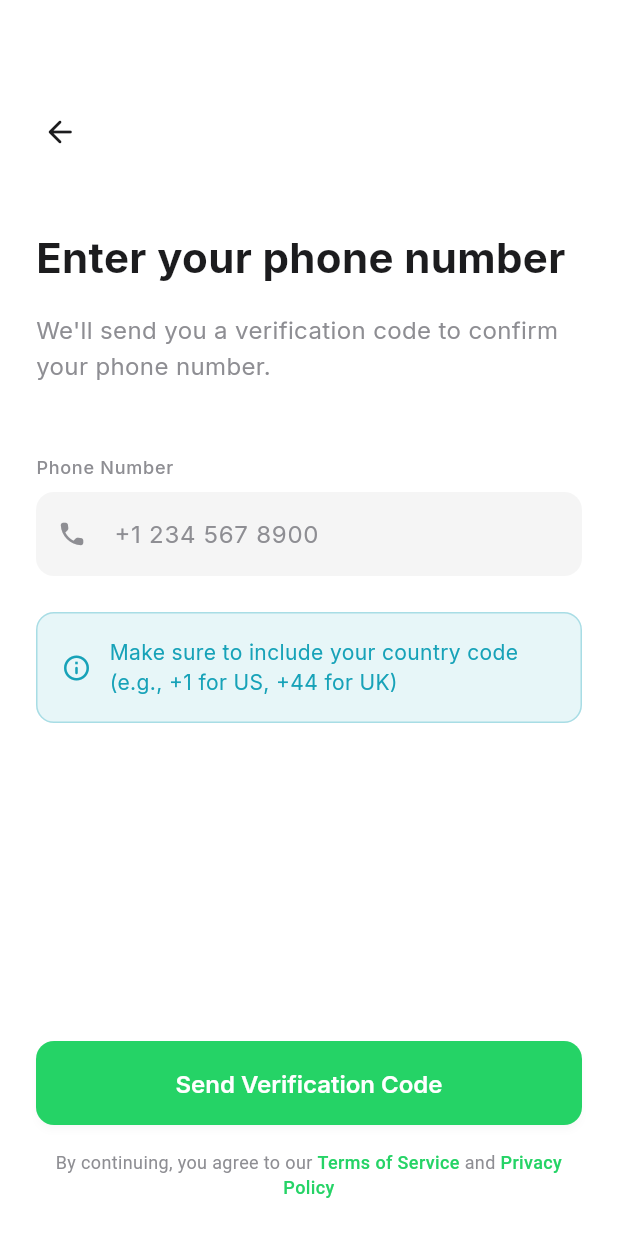
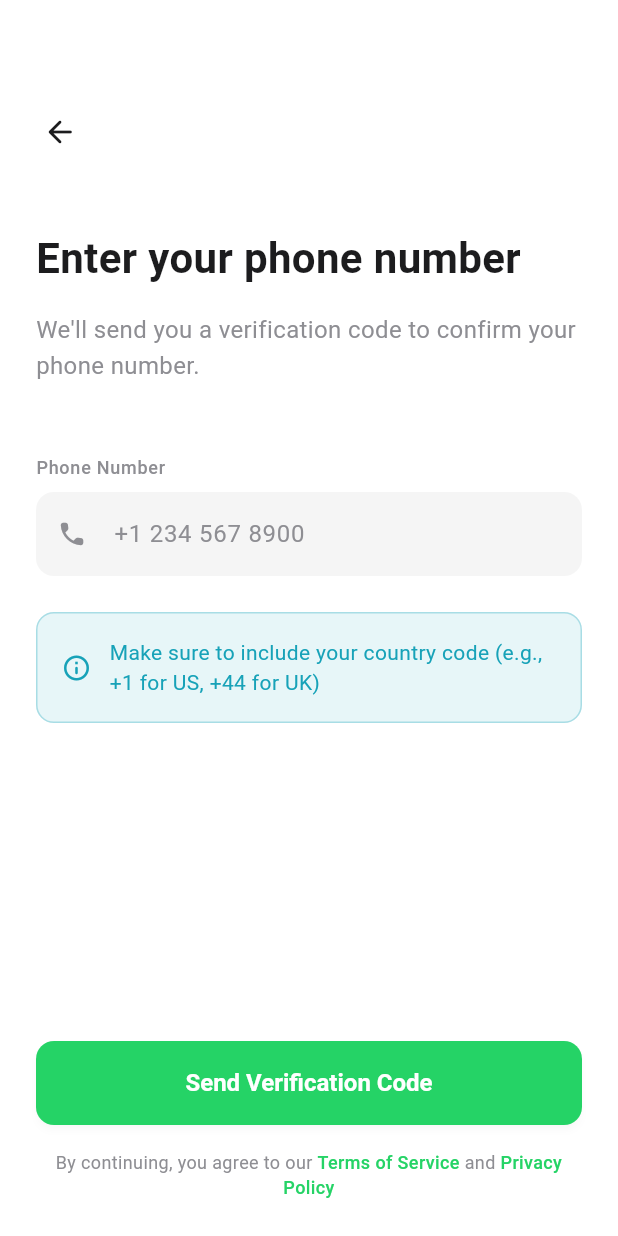
Before and after one commit to pradeep1710/chat, a Flutter app: the screen it shows after launch, after a tap on "Skip", on a phone screen of 412 x 824 dp. Run offline on Flutter 3.47's test engine with Material 3 defaults, Android fonts, the phone set to English and light mode, and no system bars; our stand-ins replace connectivity_plus, dio, equatable, file_picker, flutter_local_notifications, get and 5 more; accounts and stored records are empty.

```diff
--- a/lib/core/constants/app_config.dart
+++ b/lib/core/constants/app_config.dart
@@ -1,7 +1,7 @@
 class AppConfig {
   // API Configuration
-  static const String baseUrl = 'http://localhost:3000/api';
-  static const String socketUrl = 'http://localhost:3000';
+  static const String baseUrl = 'http://192.168.1.37:3000/api';
+  static const String socketUrl = 'http://192.168.1.37:3000';
 
   // For production, use your actual server URL:
   // static const String baseUrl = 'https://your-server.com/api';
--- a/lib/core/themes/app_theme.dart
+++ b/lib/core/themes/app_theme.dart
@@ -30,7 +30,6 @@ class AppTheme {
           color: AppColors.onSurface,
           fontSize: 20,
           fontWeight: FontWeight.w600,
-          fontFamily: 'Inter',
         ),
       ),
 
@@ -52,7 +51,7 @@ class AppTheme {
       ),
 
       // Card Theme
-      cardTheme: CardTheme(
+      cardTheme: CardThemeData(
         elevation: AppConfig.cardElevation,
         shape: RoundedRectangleBorder(
           borderRadius: BorderRadius.circular(AppConfig.borderRadius),
@@ -81,7 +80,8 @@ class AppTheme {
           borderRadius: BorderRadius.circular(AppConfig.borderRadius),
           borderSide: const BorderSide(color: AppColors.error, width: 1),
         ),
-        contentPadding: const EdgeInsets.symmetric(horizontal: 16, vertical: 16),
+        contentPadding:
+            const EdgeInsets.symmetric(horizontal: 16, vertical: 16),
         hintStyle: const TextStyle(
           color: AppColors.onSurfaceVariant,
           fontWeight: FontWeight.w400,
@@ -102,7 +102,6 @@ class AppTheme {
           textStyle: const TextStyle(
             fontWeight: FontWeight.w600,
             fontSize: 16,
-            fontFamily: 'Inter',
           ),
         ),
       ),
@@ -118,7 +117,6 @@ class AppTheme {
           textStyle: const TextStyle(
             fontWeight: FontWeight.w600,
             fontSize: 14,
-            fontFamily: 'Inter',
           ),
         ),
       ),
@@ -138,18 +136,16 @@ class AppTheme {
           color: AppColors.onSurface,
           fontSize: 16,
           fontWeight: FontWeight.w500,
-          fontFamily: 'Inter',
         ),
         subtitleTextStyle: TextStyle(
           color: AppColors.onSurfaceVariant,
           fontSize: 14,
           fontWeight: FontWeight.w400,
-          fontFamily: 'Inter',
         ),
       ),
 
       // Dialog Theme
-      dialogTheme: DialogTheme(
+      dialogTheme: DialogThemeData(
         backgroundColor: AppColors.surface,
         elevation: 8,
         shape: RoundedRectangleBorder(
@@ -159,13 +155,11 @@ class AppTheme {
           color: AppColors.onSurface,
           fontSize: 20,
           fontWeight: FontWeight.w600,
-          fontFamily: 'Inter',
         ),
         contentTextStyle: const TextStyle(
           color: AppColors.onSurfaceVariant,
           fontSize: 16,
           fontWeight: FontWeight.w400,
-          fontFamily: 'Inter',
         ),
       ),
 
@@ -187,7 +181,6 @@ class AppTheme {
           color: AppColors.inverseOnSurface,
           fontSize: 14,
           fontWeight: FontWeight.w500,
-          fontFamily: 'Inter',
         ),
         behavior: SnackBarBehavior.floating,
         shape: RoundedRectangleBorder(
@@ -201,91 +194,76 @@ class AppTheme {
           color: AppColors.onSurface,
           fontSize: 32,
           fontWeight: FontWeight.w700,
-          fontFamily: 'Inter',
         ),
         displayMedium: TextStyle(
           color: AppColors.onSurface,
           fontSize: 28,
           fontWeight: FontWeight.w700,
-          fontFamily: 'Inter',
         ),
         displaySmall: TextStyle(
           color: AppColors.onSurface,
           fontSize: 24,
           fontWeight: FontWeight.w600,
-          fontFamily: 'Inter',
         ),
         headlineLarge: TextStyle(
           color: AppColors.onSurface,
           fontSize: 22,
           fontWeight: FontWeight.w600,
-          fontFamily: 'Inter',
         ),
         headlineMedium: TextStyle(
           color: AppColors.onSurface,
           fontSize: 20,
           fontWeight: FontWeight.w600,
-          fontFamily: 'Inter',
         ),
         headlineSmall: TextStyle(
           color: AppColors.onSurface,
           fontSize: 18,
           fontWeight: FontWeight.w600,
-          fontFamily: 'Inter',
         ),
         titleLarge: TextStyle(
           color: AppColors.onSurface,
           fontSize: 16,
           fontWeight: FontWeight.w600,
-          fontFamily: 'Inter',
         ),
         titleMedium: TextStyle(
           color: AppColors.onSurface,
           fontSize: 14,
           fontWeight: FontWeight.w500,
-          fontFamily: 'Inter',
         ),
         titleSmall: TextStyle(
           color: AppColors.onSurfaceVariant,
           fontSize: 12,
           fontWeight: FontWeight.w500,
-          fontFamily: 'Inter',
         ),
         bodyLarge: TextStyle(
           color: AppColors.onSurface,
           fontSize: 16,
           fontWeight: FontWeight.w400,
-          fontFamily: 'Inter',
         ),
         bodyMedium: TextStyle(
           color: AppColors.onSurface,
           fontSize: 14,
           fontWeight: FontWeight.w400,
-          fontFamily: 'Inter',
         ),
         bodySmall: TextStyle(
           color: AppColors.onSurfaceVariant,
           fontSize: 12,
           fontWeight: FontWeight.w400,
-          fontFamily: 'Inter',
         ),
         labelLarge: TextStyle(
           color: AppColors.onSurface,
           fontSize: 14,
           fontWeight: FontWeight.w600,
-          fontFamily: 'Inter',
         ),
         labelMedium: TextStyle(
           color: AppColors.onSurfaceVariant,
           fontSize: 12,
           fontWeight: FontWeight.w500,
-          fontFamily: 'Inter',
         ),
         labelSmall: TextStyle(
           color: AppColors.onSurfaceVariant,
           fontSize: 10,
           fontWeight: FontWeight.w500,
-          fontFamily: 'Inter',
         ),
       ),
 
@@ -317,18 +295,14 @@ class AppTheme {
         secondarySelectedColor: AppColors.primaryContainer,
         labelStyle: const TextStyle(
           color: AppColors.onSurfaceVariant,
-          fontFamily: 'Inter',
         ),
         secondaryLabelStyle: const TextStyle(
           color: AppColors.onPrimaryContainer,
-          fontFamily: 'Inter',
         ),
         shape: RoundedRectangleBorder(
           borderRadius: BorderRadius.circular(AppConfig.borderRadius),
         ),
       ),
-
-      fontFamily: 'Inter',
     );
   }
 
@@ -357,7 +331,6 @@ class AppTheme {
           color: AppColors.darkOnSurface,
           fontSize: 20,
           fontWeight: FontWeight.w600,
-          fontFamily: 'Inter',
         ),
       ),
 
@@ -380,8 +353,6 @@ class AppTheme {
 
       // Continue with dark theme configurations...
       // (Similar structure to light theme but with dark colors)
-
-      fontFamily: 'Inter',
     );
   }
 }
--- a/lib/services/api/api_service.dart
+++ b/lib/services/api/api_service.dart
@@ -1,3 +1,5 @@
+import 'dart:developer';
+
 import 'package:dio/dio.dart';
 import 'package:get/get.dart' as getx;
 
@@ -33,7 +35,8 @@ class ApiService {
         handler.next(options);
       },
       onResponse: (response, handler) {
-        print('API Response: ${response.statusCode} ${response.requestOptions.uri}');
+        print(
+            'API Response: ${response.statusCode} ${response.requestOptions.uri}');
         handler.next(response);
       },
       onError: (error, handler) {
@@ -89,16 +92,17 @@ class ApiService {
   // Authentication APIs
   Future<Map<String, dynamic>> sendOtp(String phoneNumber) async {
     try {
-      final response = await _dio.post('/auth/send-otp', data: {
-        'phoneNumber': phoneNumber,
-      });
+      final response = await _dio.post('/auth/send-otp',
+          data: {'phoneNumber': phoneNumber, 'username': "User"});
       return response.data;
     } catch (e) {
+      log("eror ssfa $e");
       throw _handleDioException(e);
     }
   }
 
-  Future<Map<String, dynamic>> verifyOtp(String phoneNumber, String otp, String username) async {
+  Future<Map<String, dynamic>> verifyOtp(
+      String phoneNumber, String otp, String username) async {
     try {
       final response = await _dio.post('/auth/verify-otp', data: {
         'phoneNumber': phoneNumber,
@@ -173,7 +177,8 @@ class ApiService {
     }
   }
 
-  Future<Map<String, dynamic>> getChatMessages(String chatId, {int page = 1, int limit = 50, String? before}) async {
+  Future<Map<String, dynamic>> getChatMessages(String chatId,
+      {int page = 1, int limit = 50, String? before}) async {
     try {
       final queryParams = <String, dynamic>{
         'page': page,
@@ -181,7 +186,8 @@ class ApiService {
       };
       if (before != null) queryParams['before'] = before;
 
-      final response = await _dio.get('/chat/$chatId/messages', queryParameters: queryParams);
+      final response = await _dio.get('/chat/$chatId/messages',
+          queryParameters: queryParams);
       return response.data;
     } catch (e) {
       throw _handleDioException(e);
@@ -189,7 +195,8 @@ class ApiService {
   }
 
   // User APIs
-  Future<Map<String, dynamic>> searchUsers(String query, {int page = 1, int limit = 20}) async {
+  Future<Map<String, dynamic>> searchUsers(String query,
+      {int page = 1, int limit = 20}) async {
     try {
       final response = await _dio.get('/user/search', queryParameters: {
         'q': query,
```
Also changed, not shown: pubspec.yaml (+11 -11 lines), pubspec.lock, 8 other files.
